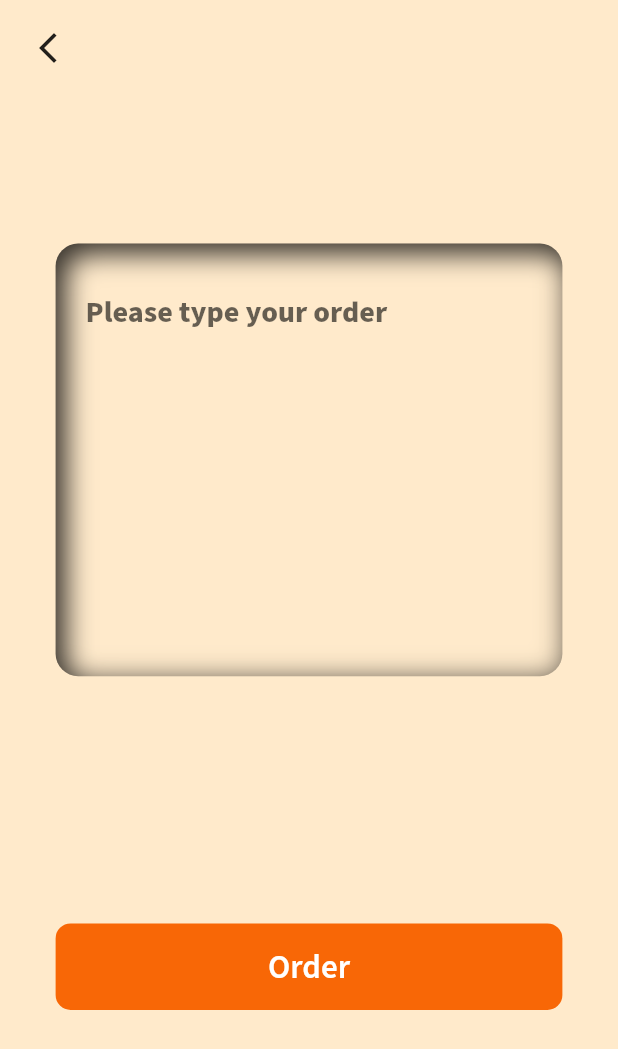
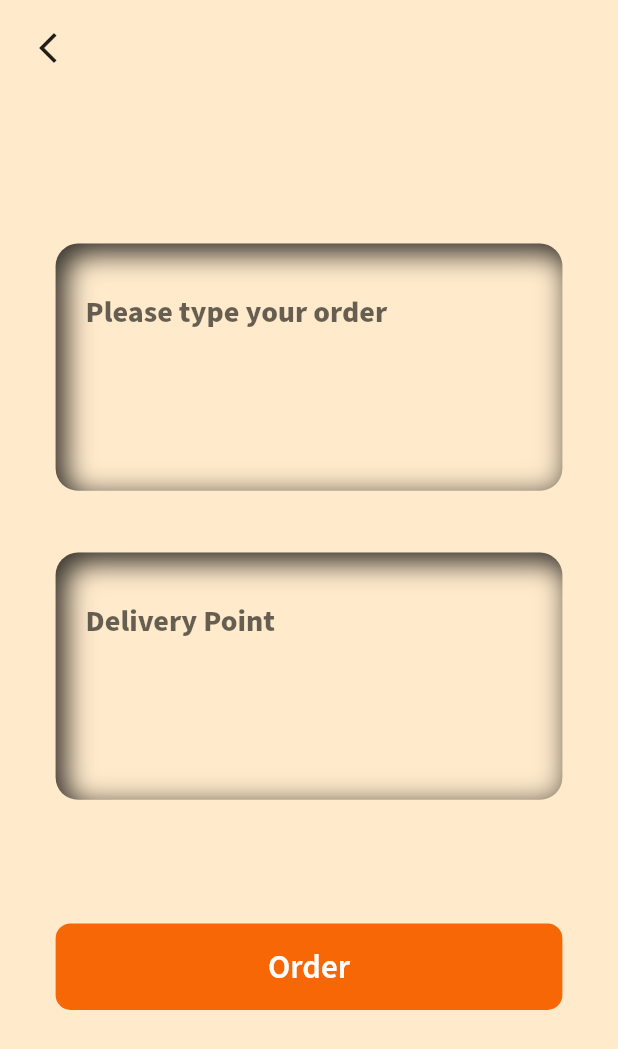
Before and after one commit to Tushar-Mishra999/DeliBuddy, a Flutter app: the OrderDescription screen opened directly with empty values, on a phone screen of 412 x 824 dp. Shown: the top 1049 px of the screen. Run offline on Flutter 3.47's test engine with Material 2 defaults, Android fonts, the light colour scheme and no system bars; our stand-ins replace carousel_slider, cloud_firestore, firebase_auth, firebase_core, firebase_storage, flutter_inset_box_shadow and 5 more; accounts and stored records are empty; network calls fail.

Commit message:
ui fixes

```diff
--- a/lib/main.dart
+++ b/lib/main.dart
@@ -1,4 +1,7 @@
+import 'package:delibuddy/firstscreen.dart';
 import 'package:delibuddy/router.dart';
+import 'package:delibuddy/views/auth/email_verification.dart';
+import 'package:delibuddy/views/auth/login_screen.dart';
 import 'package:delibuddy/views/chat/chat_screen.dart';
 import 'package:delibuddy/views/home/home_screen.dart';
 import 'package:delibuddy/views/onboarding_screen.dart';
@@ -7,39 +10,21 @@ import 'package:delibuddy/views/detail/order_detail.dart';
 import 'package:delibuddy/views/order_request/order_request.dart';
 import 'package:firebase_core/firebase_core.dart';
 import 'package:flutter/material.dart';
+import 'package:flutter/services.dart';
 import 'package:shared_preferences/shared_preferences.dart';
 
 void main() async {
   WidgetsFlutterBinding.ensureInitialized();
   await Firebase.initializeApp();
+   SystemChrome.setPreferredOrientations([
+    DeviceOrientation.portraitUp,
+  ]);
+
   runApp(const MyApp());
 }
 
-class MyApp extends StatefulWidget {
+class MyApp extends StatelessWidget {
   const MyApp({super.key});
-
-  @override
-  State<MyApp> createState() => _MyAppState();
-}
-
-class _MyAppState extends State<MyApp> {
-  bool _isLoggedIn = false;
-  String _type = 'client';
-  @override
-  void initState() {
-    super.initState();
-    checkLoginStatus();
-  }
-
-  void checkLoginStatus() async {
-    SharedPreferences prefs = await SharedPreferences.getInstance();
-    bool isLoggedIn = prefs.getBool('isLoggedIn') ?? false;
-    String type = prefs.getString('type') ?? 'client';
-    setState(() {
-      _isLoggedIn = isLoggedIn;
-      _type = type;
-    });
-  }
 
   @override
   Widget build(BuildContext context) {
@@ -50,8 +35,8 @@ class _MyAppState extends State<MyApp> {
         primarySwatch: Colors.blue,
       ),
       onGenerateRoute: (settings) => generateRoute(settings),
-      //home: const OnboardingScreen(),
-      home: _isLoggedIn ? _type=='client'?const HomeScreen():const OrderRequest() : const OnboardingScreen(),
+      home: LoginScreen(),
+      //home: _isLoggedIn ? _type=='client'?const HomeScreen():const OrderRequest() :  OnboardingScreen(),
     );
   }
 }
--- a/lib/router.dart
+++ b/lib/router.dart
@@ -4,6 +4,7 @@ import 'package:delibuddy/views/detail/order_detail.dart';
 import 'package:delibuddy/views/home/home_screen.dart';
 import 'package:delibuddy/views/auth/login_screen.dart';
 import 'package:delibuddy/views/auth/registration_screen.dart';
+import 'package:delibuddy/views/onboarding_screen.dart';
 import 'package:delibuddy/views/order_place.dart';
 import 'package:delibuddy/views/order_request/order_request.dart';
 import 'package:flutter/material.dart';
@@ -11,6 +12,11 @@ import 'package:flutter/material.dart';
 
 Route<dynamic> generateRoute(RouteSettings routeSettings) {
   switch (routeSettings.name) {
+    case OnboardingScreen.routeName:
+      return MaterialPageRoute(
+        settings: routeSettings,
+        builder: (_) => OnboardingScreen(),
+      );
     case LoginScreen.routeName:
       return MaterialPageRoute(
         settings: routeSettings,
--- a/lib/views/auth/email_verification.dart
+++ b/lib/views/auth/email_verification.dart
@@ -47,7 +47,7 @@ class _EmailVerificationState extends State<EmailVerification> {
   Widget build(BuildContext context) {
     Size size = MediaQuery.of(context).size;
     return Scaffold(
-        backgroundColor: kBgColor,
+        backgroundColor: bgcolor,
         body: Center(
           child: Column(
             mainAxisAlignment: MainAxisAlignment.center,
@@ -55,9 +55,9 @@ class _EmailVerificationState extends State<EmailVerification> {
               Text(
                 "A verification link has been sent to ${user.email}, please verify it.",
                 textAlign: TextAlign.center,
-                style: TextStyle(
+                style: const TextStyle(
                   fontSize: 20,
-                  color: Colors.grey.shade400,
+                  color: color2,
                 ),
               ),
               SizedBox(
--- a/lib/views/order_place.dart
+++ b/lib/views/order_place.dart
@@ -20,7 +20,8 @@ class OrderDescription extends StatefulWidget {
 }
 
 class _OrderDescriptionState extends State<OrderDescription> {
-  TextEditingController textController = TextEditingController();
+  TextEditingController descriptionController = TextEditingController();
+  TextEditingController addressController = TextEditingController();
   bool isOrdered = false;
   late Timer _timer;
   @override
@@ -97,14 +98,7 @@ class _OrderDescriptionState extends State<OrderDescription> {
         }
       }
 
-      Navigator.popAndPushNamed(context, ChatScreen.routeName, arguments: {
-        'name': mp['deliveryName'],
-        'chatRoomId':
-            "$clientEmail,$clientName:${mp['deliveryEmail']},${mp['deliveryName']}",
-        'type': type,
-        'otp': mp['otp'].toString(),
-        'description': mp['description']
-      });
+      Navigator.popAndPushNamed(context, ChatScreen.routeName);
     }
   }
 
@@ -125,7 +119,8 @@ class _OrderDescriptionState extends State<OrderDescription> {
       final order = {
         'name': name,
         'email': email,
-        'description': textController.text,
+        'description': descriptionController.text,
+        'address': addressController.text,
         'shop': widget.shopName,
         'status': 'pending',
         'timestamp': Timestamp.now()
@@ -135,7 +130,7 @@ class _OrderDescriptionState extends State<OrderDescription> {
 
       await documentRef.update({'orders': currentOrders});
 
-      Fluttertoast.showToast(msg: 'Order added to orders array successfully.');
+      Fluttertoast.showToast(msg: 'Order has been placed successfully');
     } catch (e) {
       Fluttertoast.showToast(msg: 'Error adding order to orders array: $e');
     }
@@ -183,7 +178,7 @@ class _OrderDescriptionState extends State<OrderDescription> {
                 height: size.height * 0.04,
               ),
               Container(
-                height: size.height * 0.35,
+                height: size.height * 0.2,
                 width: size.width * 0.82,
                 decoration: BoxDecoration(
                   color: bgcolor,
@@ -206,7 +201,7 @@ class _OrderDescriptionState extends State<OrderDescription> {
                 child: Padding(
                   padding: const EdgeInsets.all(20.0),
                   child: TextField(
-                    controller: textController,
+                    controller: descriptionController,
                     style: GoogleFonts.sourceSansPro(
                         fontSize: 20,
                         color: Colors.black,
@@ -220,7 +215,47 @@ class _OrderDescriptionState extends State<OrderDescription> {
                 ),
               ),
               SizedBox(
+                height: size.height * 0.05,
+              ),
+              Container(
                 height: size.height * 0.2,
+                width: size.width * 0.82,
+                decoration: BoxDecoration(
+                  color: bgcolor,
+                  borderRadius: BorderRadius.circular(15),
+                  boxShadow: [
+                    BoxShadow(
+                      color: Colors.black.withOpacity(0.3),
+                      blurRadius: 15,
+                      offset: const Offset(0, 0),
+                      inset: true,
+                    ),
+                    BoxShadow(
+                      color: Colors.black.withOpacity(0.7),
+                      blurRadius: 15,
+                      offset: const Offset(7, 7),
+                      inset: true,
+                    ),
+                  ],
+                ),
+                child: Padding(
+                  padding: const EdgeInsets.all(20.0),
+                  child: TextField(
+                    controller: addressController,
+                    style: GoogleFonts.sourceSansPro(
+                        fontSize: 20,
+                        color: Colors.black,
+                        fontWeight: FontWeight.w800),
+                    decoration: const InputDecoration(
+                      border: InputBorder.none,
+                      hintText: "Delivery Point",
+                    ),
+                    maxLines: null,
+                  ),
+                ),
+              ),
+              SizedBox(
+                height: size.height * 0.1,
               ),
               RoundedButton(
                 title: "Order",
--- a/lib/views/order_request/order_request.dart
+++ b/lib/views/order_request/order_request.dart
@@ -85,6 +85,7 @@ class _OrderRequestState extends State<OrderRequest> {
                   name: details['name'],
                   description: details['description'],
                   shop: details['shop'],
+                  address: details['address'],
                   email: details['email'],
                 ):Container();
               },
--- a/pubspec.yaml
+++ b/pubspec.yaml
@@ -40,6 +40,8 @@ dependencies:
   shared_preferences: ^2.1.0
   image_picker: ^0.8.4+4
   firebase_storage: ^11.1.0
+  carousel_slider: ^4.2.1
+  smooth_page_indicator: ^1.0.1
 
 
   # The following adds the Cupertino Icons font to your application.
```
Also changed, not shown: lib/constants.dart (+20 -0 lines), lib/firstscreen.dart (added, +63 -0 lines), lib/views/chat/chat_screen.dart (+9 -1 lines), lib/views/home/home_screen.dart (+11 -5 lines), lib/views/onboarding_screen.dart (+50 -8 lines), lib/views/order_request/request_card.dart (+14 -10 lines), pubspec.lock.
